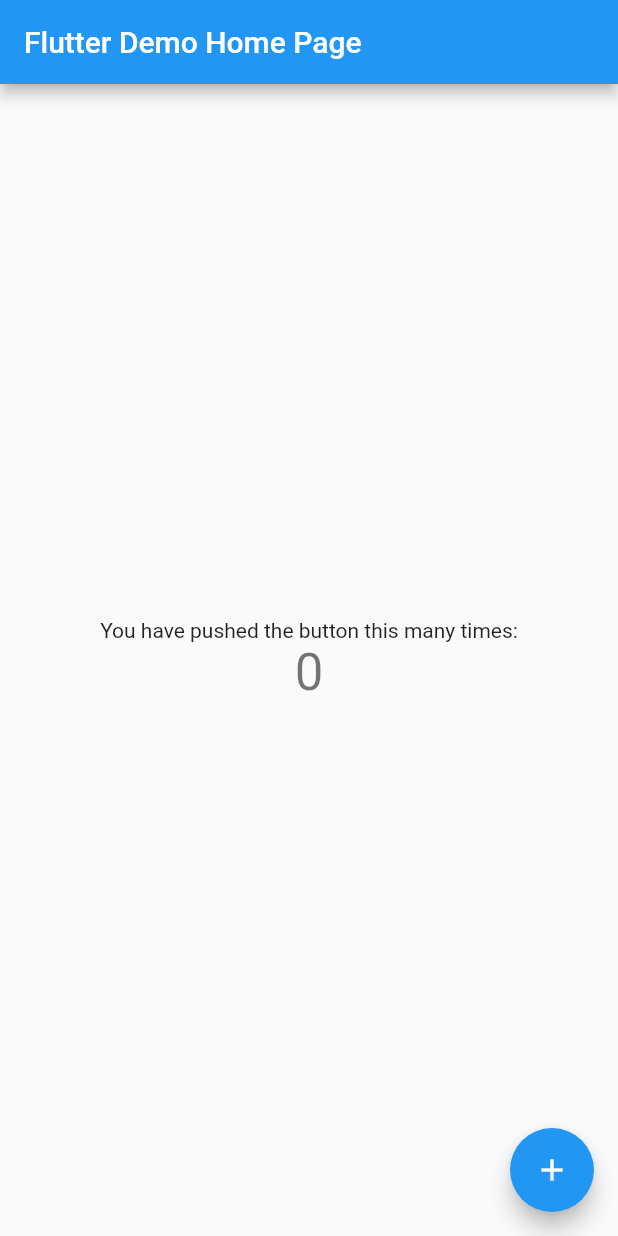
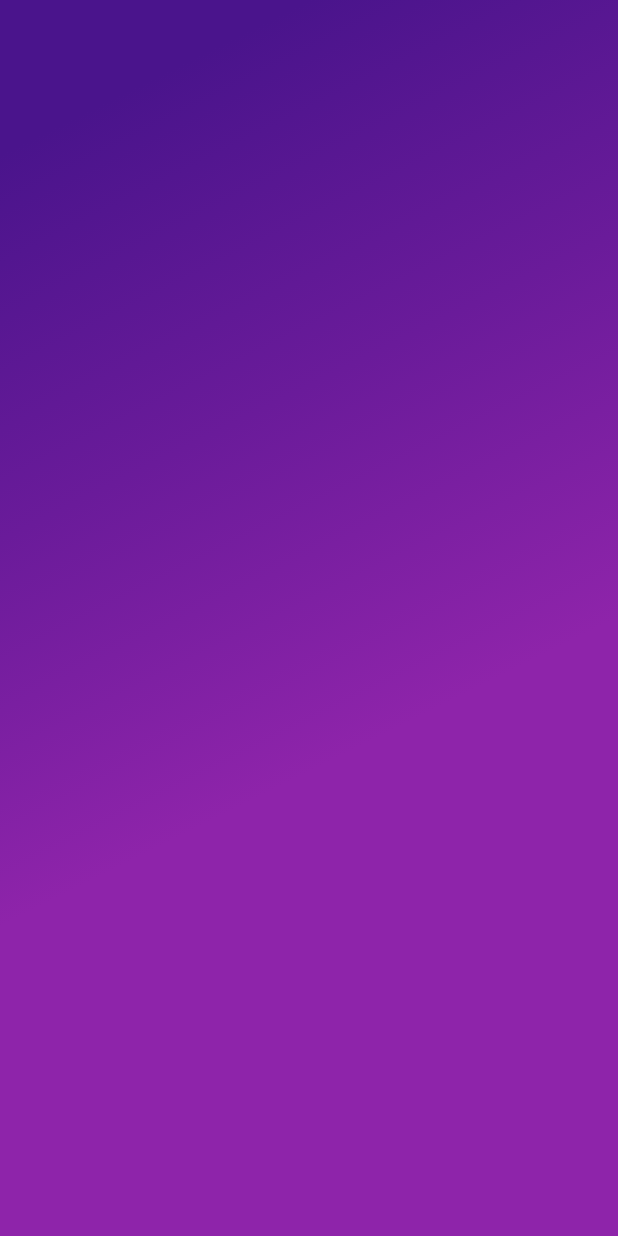
Before and after one commit to School-Flutter-Dart/WooLaLa2020, a Flutter app: the screen it shows after launch, on a phone screen of 412 x 824 dp. Run offline on Flutter 3.47's test engine with Material 2 defaults, Android fonts, the phone set to English and light mode, and no system bars.

Commit message:
login background setup

```diff
--- a/woolala_app/lib/main.dart
+++ b/woolala_app/lib/main.dart
@@ -1,117 +1,40 @@
 import 'package:flutter/material.dart';
 
 void main() {
-  runApp(MyApp());
+  runApp(WooLaLa());
 }
 
-class MyApp extends StatelessWidget {
-  // This widget is the root of your application.
+class WooLaLa extends StatelessWidget {
   @override
   Widget build(BuildContext context) {
     return MaterialApp(
-      title: 'Flutter Demo',
+      title: 'WooLaLa',
       theme: ThemeData(
-        // This is the theme of your application.
-        //
-        // Try running your application with "flutter run". You'll see the
-        // application has a blue toolbar. Then, without quitting the app, try
-        // changing the primarySwatch below to Colors.green and then invoke
-        // "hot reload" (press "r" in the console where you ran "flutter run",
-        // or simply save your changes to "hot reload" in a Flutter IDE).
-        // Notice that the counter didn't reset back to zero; the application
-        // is not restarted.
-        primarySwatch: Colors.blue,
-        // This makes the visual density adapt to the platform that you run
-        // the app on. For desktop platforms, the controls will be smaller and
-        // closer together (more dense) than on mobile platforms.
+        primarySwatch: Colors.green,
+        // This makes the visual density adapt to the platform that you run the app on. For desktop platforms, the controls will be smaller and closer together (more dense) than on mobile platforms.
         visualDensity: VisualDensity.adaptivePlatformDensity,
       ),
-      home: MyHomePage(title: 'Flutter Demo Home Page'),
+      home: HomePage(),
     );
   }
 }
 
-class MyHomePage extends StatefulWidget {
-  MyHomePage({Key key, this.title}) : super(key: key);
-
-  // This widget is the home page of your application. It is stateful, meaning
-  // that it has a State object (defined below) that contains fields that affect
-  // how it looks.
-
-  // This class is the configuration for the state. It holds the values (in this
-  // case the title) provided by the parent (in this case the App widget) and
-  // used by the build method of the State. Fields in a Widget subclass are
-  // always marked "final".
-
-  final String title;
-
-  @override
-  _MyHomePageState createState() => _MyHomePageState();
-}
-
-class _MyHomePageState extends State<MyHomePage> {
-  int _counter = 0;
-
-  void _incrementCounter() {
-    setState(() {
-      // This call to setState tells the Flutter framework that something has
-      // changed in this State, which causes it to rerun the build method below
-      // so that the display can reflect the updated values. If we changed
-      // _counter without calling setState(), then the build method would not be
-      // called again, and so nothing would appear to happen.
-      _counter++;
-    });
-  }
-
+class HomePage extends StatelessWidget {
   @override
   Widget build(BuildContext context) {
-    // This method is rerun every time setState is called, for instance as done
-    // by the _incrementCounter method above.
-    //
-    // The Flutter framework has been optimized to make rerunning build methods
-    // fast, so that you can just rebuild anything that needs updating rather
-    // than having to individually change instances of widgets.
     return Scaffold(
-      appBar: AppBar(
-        // Here we take the value from the MyHomePage object that was created by
-        // the App.build method, and use it to set our appbar title.
-        title: Text(widget.title),
-      ),
-      body: Center(
-        // Center is a layout widget. It takes a single child and positions it
-        // in the middle of the parent.
-        child: Column(
-          // Column is also a layout widget. It takes a list of children and
-          // arranges them vertically. By default, it sizes itself to fit its
-          // children horizontally, and tries to be as tall as its parent.
-          //
-          // Invoke "debug painting" (press "p" in the console, choose the
-          // "Toggle Debug Paint" action from the Flutter Inspector in Android
-          // Studio, or the "Toggle Debug Paint" command in Visual Studio Code)
-          // to see the wireframe for each widget.
-          //
-          // Column has various properties to control how it sizes itself and
-          // how it positions its children. Here we use mainAxisAlignment to
-          // center the children vertically; the main axis here is the vertical
-          // axis because Columns are vertical (the cross axis would be
-          // horizontal).
-          mainAxisAlignment: MainAxisAlignment.center,
-          children: <Widget>[
-            Text(
-              'You have pushed the button this many times:',
-            ),
-            Text(
-              '$_counter',
-              style: Theme.of(context).textTheme.headline4,
-            ),
-          ],
+      body: Container(
+        decoration: BoxDecoration(
+          gradient: LinearGradient(
+              begin: Alignment.topCenter,
+              colors: [
+                Colors.purple[900],
+                Colors.purple[800],
+                Colors.purple[600]
+              ]
+          ),
         ),
       ),
-      floatingActionButton: FloatingActionButton(
-        onPressed: _incrementCounter,
-        tooltip: 'Increment',
-        child: Icon(Icons.add),
-      ), // This trailing comma makes auto-formatting nicer for build methods.
     );
   }
 }
```
Also changed, not shown: woolala_app/lib/main_backup.dart (added, +55 -0 lines), woolala_app/assets/logos/facebook_logo.png (added), woolala_app/assets/logos/fashionNXT_logo.png (added), woolala_app/assets/logos/google_icon.svg (added), woolala_app/assets/logos/logo_size.jpg (added), woolala_app/assets/logos/logo_size_invert.jpg (added), 4 other files.
